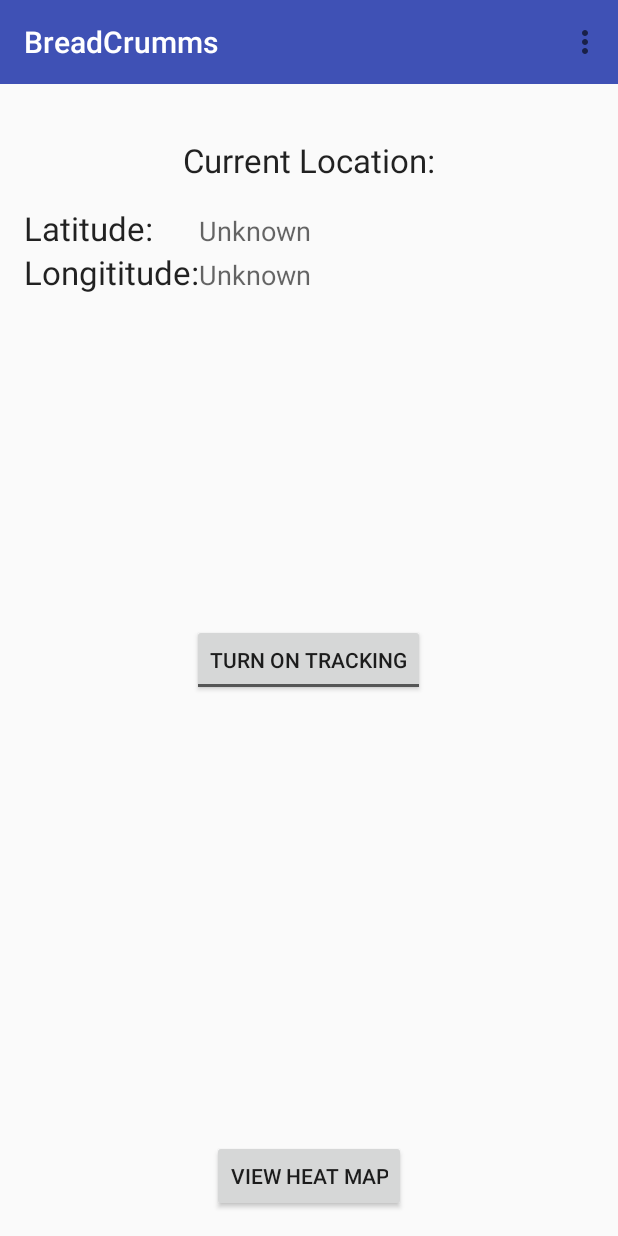
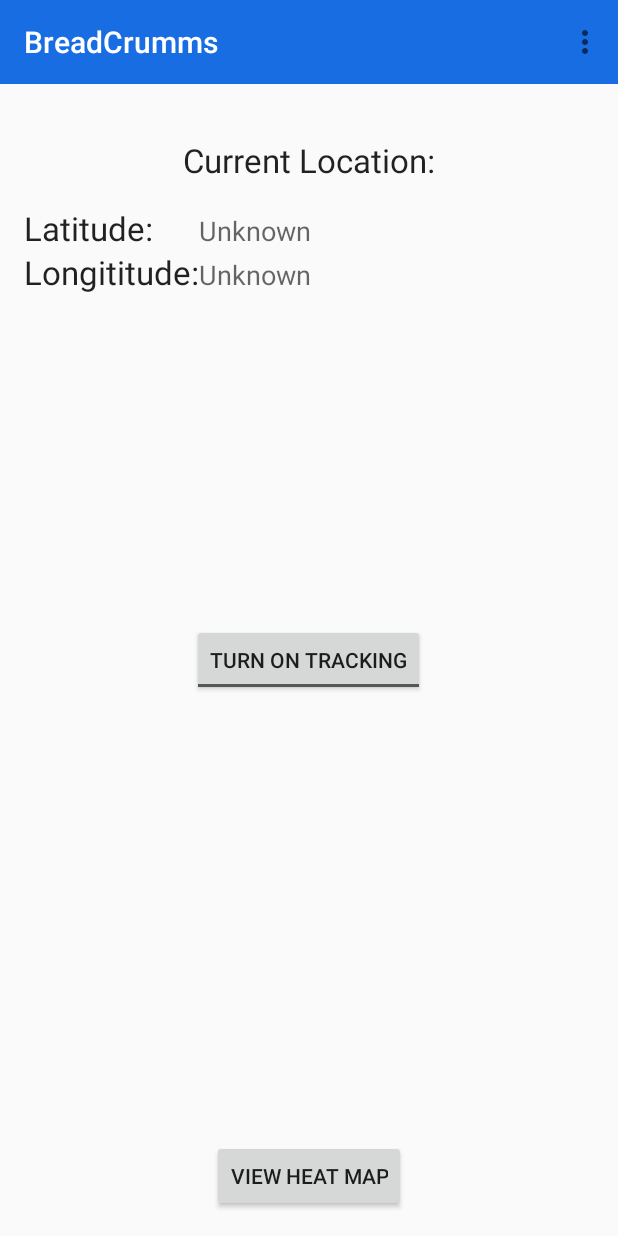
Before and after one commit to MichaelRechenberg/BreadCrumms, an Android app: the screen it shows after launch (MainActivity), on a phone screen of 412 x 824 dp. Run offline under Robolectric (Android 15) with nearby library versions, the phone set to English and light mode, and no system bars.

Commit message:
Changed color of colorPrimary

```diff
--- a/app/src/main/res/values/colors.xml
+++ b/app/src/main/res/values/colors.xml
@@ -1,6 +1,6 @@
 <?xml version="1.0" encoding="utf-8"?>
 <resources>
-    <color name="colorPrimary">#3F51B5</color>
+    <color name="colorPrimary">#196DE3</color>
     <color name="colorPrimaryDark">#303F9F</color>
     <color name="colorAccent">#FF4081</color>
 </resources>
```
